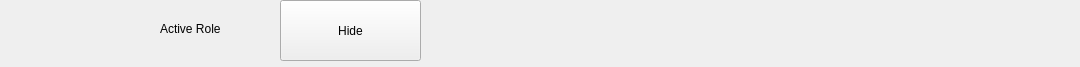
Qt form ui/statusbar.ui (opensoapstand/station_computer) before a commit.
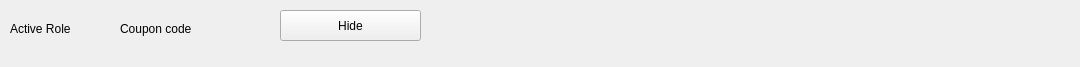
The same form after that commit.

Commit message: Statusbar appearance per page concept

Patch:
```diff
--- a/ui/statusbar.ui
+++ b/ui/statusbar.ui
@@ -17,9 +17,9 @@
    <property name="geometry">
     <rect>
      <x>280</x>
-     <y>0</y>
+     <y>10</y>
      <width>141</width>
-     <height>61</height>
+     <height>31</height>
     </rect>
    </property>
    <property name="text">
@@ -29,7 +29,7 @@
   <widget class="QLabel" name="label_active_role">
    <property name="geometry">
     <rect>
-     <x>160</x>
+     <x>10</x>
      <y>20</y>
      <width>121</width>
      <height>17</height>
@@ -39,6 +39,19 @@
     <string>Active Role</string>
    </property>
   </widget>
+  <widget class="QLabel" name="label_coupon_code">
+   <property name="geometry">
+    <rect>
+     <x>120</x>
+     <y>20</y>
+     <width>121</width>
+     <height>17</height>
+    </rect>
+   </property>
+   <property name="text">
+    <string>Coupon code</string>
+   </property>
+  </widget>
  </widget>
  <resources/>
  <connections/>
```
The commit also changes 17 other files.
